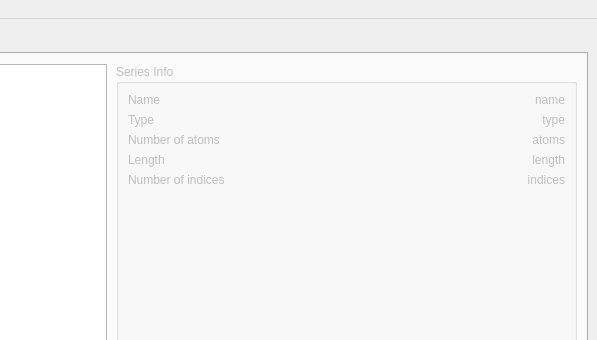
Qt form pyranha/Gui/main_window.ui (7ofNine/piranha) before a commit; both pictures show x 335 to 932 and y 0 to 340 of the 932 by 611 pixel window.
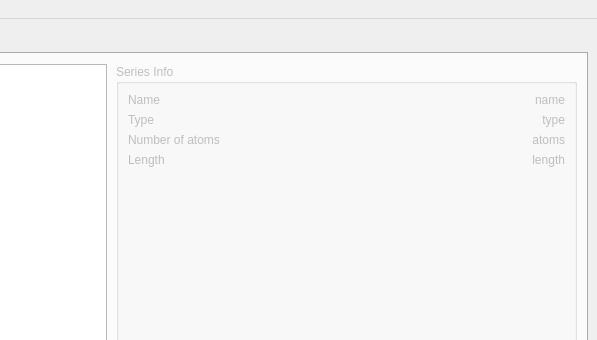
The same form after that commit.

What changed in the file:
```diff
--- a/pyranha/Gui/main_window.ui
+++ b/pyranha/Gui/main_window.ui
@@ -32,8 +32,8 @@
         <rect>
          <x>0</x>
          <y>0</y>
-         <width>912</width>
-         <height>521</height>
+         <width>916</width>
+         <height>527</height>
         </rect>
        </property>
        <attribute name="title" >
@@ -162,30 +162,7 @@
            </property>
           </widget>
          </item>
-         <item row="4" column="0" >
-          <widget class="QLabel" name="label_4" >
-           <property name="sizePolicy" >
-            <sizepolicy vsizetype="Preferred" hsizetype="MinimumExpanding" >
-             <horstretch>0</horstretch>
-             <verstretch>0</verstretch>
-            </sizepolicy>
-           </property>
-           <property name="text" >
-            <string>Number of indices</string>
-           </property>
-          </widget>
-         </item>
-         <item row="4" column="1" >
-          <widget class="QLabel" name="series_indices_label" >
-           <property name="text" >
-            <string>indices</string>
-           </property>
-           <property name="alignment" >
-            <set>Qt::AlignRight|Qt::AlignTrailing|Qt::AlignVCenter</set>
-           </property>
-          </widget>
-         </item>
-         <item row="6" column="0" colspan="2" >
+         <item row="5" column="0" colspan="2" >
           <widget class="QTreeWidget" name="treeWidget" >
            <column>
             <property name="text" >
@@ -212,7 +189,7 @@
            </property>
           </widget>
          </item>
-         <item row="5" column="0" >
+         <item row="4" column="0" >
           <spacer name="verticalSpacer" >
            <property name="orientation" >
             <enum>Qt::Vertical</enum>
```
